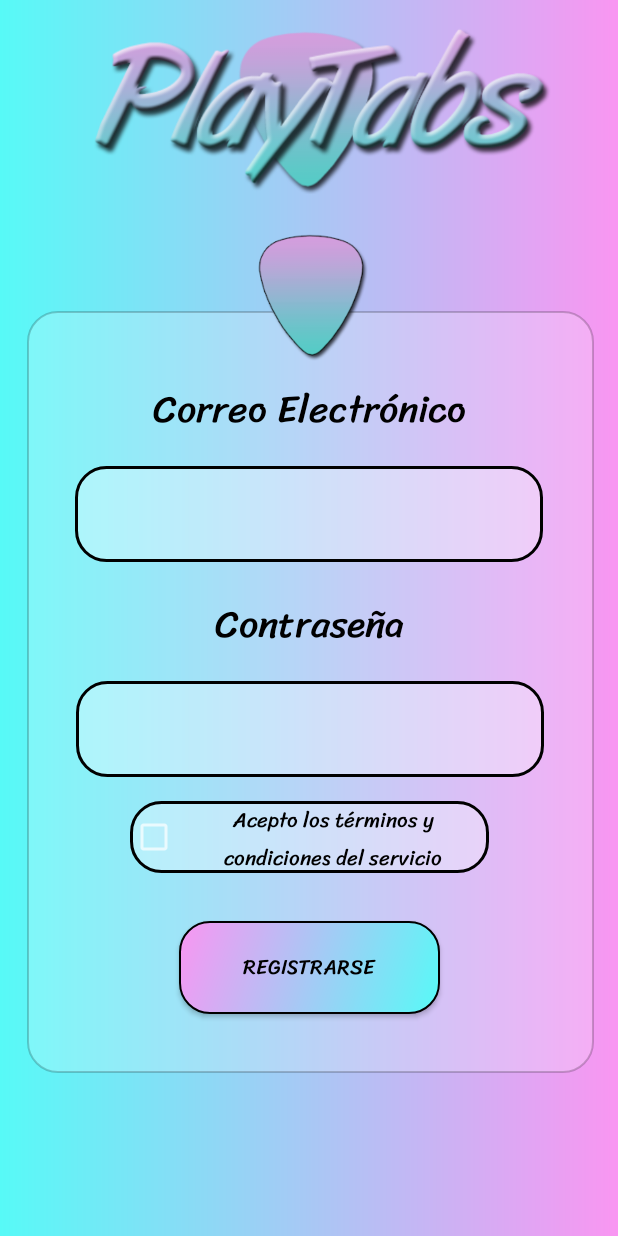
After one commit to JBetancur0/PlayTabs_TFG, an Android app: the registrarse_activity screen opened directly, with no data from a screen before it, on a phone screen of 412 x 824 dp. The commit adds this screen. Run offline under Robolectric (Android 15) with nearby library versions, the phone set to English and light mode, and no system bars; our stand-ins replace Firebase (no records; nobody signed in at launch, a user with empty details on screens opened directly); Roboto replaces fonts that are not available here.

Commit message:
Sistema de login y register creado

```diff
--- /dev/null
+++ b/app/src/main/java/com/juancho_dam/playtabs/registrarse_activity.java
@@ -0,0 +1,97 @@
+package com.juancho_dam.playtabs;
+
+import androidx.annotation.NonNull;
+import androidx.appcompat.app.AppCompatActivity;
+
+import android.content.Intent;
+import android.os.Bundle;
+import android.view.View;
+import android.widget.CheckBox;
+import android.widget.EditText;
+import android.widget.Toast;
+
+import com.google.android.gms.tasks.OnCompleteListener;
+import com.google.android.gms.tasks.Task;
+import com.google.firebase.auth.AuthResult;
+import com.google.firebase.auth.FirebaseAuth;
+import com.google.firebase.auth.FirebaseUser;
+
+public class registrarse_activity extends AppCompatActivity {
+
+    private FirebaseAuth mAuth;
+    private FirebaseUser currentUser;
+    private EditText input_email;
+    private EditText input_pass;
+    private CheckBox check_terms;
+
+
+    @Override
+    protected void onStart() {
+        super.onStart();
+        currentUser = mAuth.getCurrentUser();
+        if(currentUser != null){
+
+            currentUser.reload();
+
+        }
+    }
+
+    @Override
+    protected void onCreate(Bundle savedInstanceState) {
+        super.onCreate(savedInstanceState);
+        setContentView(R.layout.activity_registrarse);
+
+        input_email = findViewById(R.id.input_correoRegis);
+        input_pass = findViewById(R.id.input_passRegis);
+        check_terms = findViewById(R.id.check_terminosRegis);
+        mAuth = FirebaseAuth.getInstance();
+    }
+
+    public void registrarse(View view) {
+
+        String email = String.valueOf(input_email.getText());
+        String pass = String.valueOf(input_pass.getText());
+
+        if(email.isEmpty()){
+
+            input_email.setError("Escribe un correo");
+
+        }
+
+        else if(pass.isEmpty() || pass.length() <= 6){
+
+            input_pass.setError("Escribe una contraseña con 6 caracteres o más");
+
+        }
+
+        else if(!check_terms.isChecked()){
+
+            check_terms.setError("Tienes que aceptar los términos y condiciones");
+
+        }
+
+        else{
+
+            mAuth.createUserWithEmailAndPassword(email, pass)
+                    .addOnCompleteListener(this, new OnCompleteListener<AuthResult>() {
+                        @Override
+                        public void onComplete(@NonNull Task<AuthResult> task) {
+                            if (task.isSuccessful()) {
+                                // Sign in success, update UI with the signed-in user's information
+                                Toast.makeText(registrarse_activity.this, "Usuario registrado correctamente, Por favor, inicia sesión", Toast.LENGTH_LONG).show();
+                                Intent i = new Intent(registrarse_activity.this, iniciar_sesion_activity.class);
+                                startActivity(i);
+                                finish();
+//                            // updateUI(user);
+                            } else {
+                                // If sign in fails, display a message to the user.
+                                Toast.makeText(registrarse_activity.this, "Error al registrar el usuario, es posible que ya exista", Toast.LENGTH_SHORT).show();
+                                //  updateUI(null);
+                            }
+                        }
+                    });
+
+
+        }
+    }
+}
--- /dev/null
+++ b/app/src/main/res/drawable/input_background.xml
@@ -0,0 +1,7 @@
+<?xml version="1.0" encoding="utf-8"?>
+<shape xmlns:android="http://schemas.android.com/apk/res/android"
+    android:shape="rectangle">
+    <solid android:color="#50FCFDFD" ></solid>
+    <corners android:radius="20dp"/>
+    <stroke android:width="3px" android:color="#000000" />
+</shape>
--- /dev/null
+++ b/app/src/main/res/layout/activity_registrarse.xml
@@ -0,0 +1,143 @@
+<?xml version="1.0" encoding="utf-8"?>
+<androidx.constraintlayout.widget.ConstraintLayout xmlns:android="http://schemas.android.com/apk/res/android"
+    xmlns:app="http://schemas.android.com/apk/res-auto"
+    xmlns:tools="http://schemas.android.com/tools"
+    android:layout_width="match_parent"
+    android:layout_height="match_parent"
+    android:background="@drawable/gradient_main"
+    tools:context=".registrarse_activity">
+
+    <ImageView
+        android:id="@+id/img_regisLogo"
+        android:layout_width="331dp"
+        android:layout_height="119dp"
+        android:layout_marginStart="98dp"
+        android:layout_marginTop="16dp"
+        android:layout_marginEnd="98dp"
+        app:layout_constraintEnd_toEndOf="parent"
+        app:layout_constraintStart_toStartOf="parent"
+        app:layout_constraintTop_toTopOf="parent"
+        app:srcCompat="@drawable/logotabs1"
+        android:contentDescription="@string/img_regisLogo" />
+
+    <ImageView
+        android:id="@+id/img_regisBack"
+        android:layout_width="378dp"
+        android:layout_height="508dp"
+        android:layout_marginStart="95dp"
+        android:layout_marginTop="72dp"
+        android:layout_marginEnd="95dp"
+        android:alpha="0.2"
+        app:layout_constraintEnd_toEndOf="parent"
+        app:layout_constraintHorizontal_bias="0.496"
+        app:layout_constraintStart_toStartOf="parent"
+        app:layout_constraintTop_toBottomOf="@+id/img_regisLogo"
+        app:srcCompat="@drawable/login_background"
+        android:contentDescription="@string/img_regisBack" />
+
+    <ImageView
+        android:id="@+id/img_regisPick"
+        android:layout_width="111dp"
+        android:layout_height="90dp"
+        android:layout_marginTop="16dp"
+        app:layout_constraintEnd_toEndOf="parent"
+        app:layout_constraintStart_toStartOf="parent"
+        app:layout_constraintTop_toBottomOf="@+id/img_regisLogo"
+        app:srcCompat="@drawable/pick"
+        tools:ignore="ImageContrastCheck"
+        android:contentDescription="@string/img_regisPick" />
+
+    <TextView
+        android:id="@+id/txt_correoRegis"
+        android:layout_width="282dp"
+        android:layout_height="51dp"
+        android:layout_marginTop="112dp"
+        android:fontFamily="@font/sriracha"
+        android:gravity="center"
+        android:text="@string/txt_correo"
+        android:textColor="#000000"
+        android:textSize="25sp"
+        app:layout_constraintEnd_toEndOf="parent"
+        app:layout_constraintStart_toStartOf="parent"
+        app:layout_constraintTop_toBottomOf="@+id/img_regisLogo" />
+
+    <TextView
+        android:id="@+id/txt_passRegis"
+        android:layout_width="282dp"
+        android:layout_height="51dp"
+        android:layout_marginTop="16dp"
+        android:fontFamily="@font/sriracha"
+        android:gravity="center"
+        android:text="@string/txt_contraseña"
+        android:textColor="#000000"
+        android:textSize="25sp"
+        app:layout_constraintEnd_toEndOf="parent"
+        app:layout_constraintStart_toStartOf="parent"
+        app:layout_constraintTop_toBottomOf="@+id/input_correoRegis" />
+
+    <EditText
+        android:id="@+id/input_correoRegis"
+        android:layout_width="312dp"
+        android:layout_height="64dp"
+        android:layout_marginTop="12dp"
+        android:autofillHints=""
+        android:background="@drawable/input_background"
+        android:ems="10"
+        android:fontFamily="@font/sriracha"
+        android:inputType="textPersonName"
+        android:paddingStart="5dp"
+        android:paddingEnd="5dp"
+        android:textColor="#000000"
+        app:layout_constraintEnd_toEndOf="parent"
+        app:layout_constraintStart_toStartOf="parent"
+        app:layout_constraintTop_toBottomOf="@+id/txt_correoRegis"
+        tools:ignore="SpeakableTextPresentCheck" />
+
+    <EditText
+        android:id="@+id/input_passRegis"
+        android:layout_width="312dp"
+        android:layout_height="64dp"
+        android:layout_marginTop="12dp"
+        android:background="@drawable/input_background"
+        android:ems="10"
+        android:fontFamily="@font/sriracha"
+        android:importantForAutofill="no"
+        android:inputType="textPersonName"
+        android:paddingStart="5dp"
+        android:paddingEnd="5dp"
+        android:textColor="#000000"
+        app:layout_constraintEnd_toEndOf="parent"
+        app:layout_constraintHorizontal_bias="0.505"
+        app:layout_constraintStart_toStartOf="parent"
+        app:layout_constraintTop_toBottomOf="@+id/txt_passRegis"
+        tools:ignore="SpeakableTextPresentCheck" />
+
+    <CheckBox
+        android:id="@+id/check_terminosRegis"
+        android:layout_width="239dp"
+        android:layout_height="48dp"
+        android:layout_marginTop="16dp"
+        android:background="@drawable/input_background"
+        android:fontFamily="@font/sriracha"
+        android:gravity="center"
+        android:text="@string/txt_terminos"
+        android:textColor="#000000"
+        app:layout_constraintEnd_toEndOf="parent"
+        app:layout_constraintStart_toStartOf="parent"
+        app:layout_constraintTop_toBottomOf="@+id/input_passRegis" />
+
+    <Button
+        android:id="@+id/btn_registrarse"
+        android:layout_width="174dp"
+        android:layout_height="62dp"
+        android:layout_marginTop="32dp"
+        android:background="@drawable/button_radius"
+        android:fontFamily="@font/sriracha"
+        android:onClick="registrarse"
+        android:text="@string/btn_iniciarRegister"
+        android:textColor="#000000"
+        app:layout_constraintEnd_toEndOf="parent"
+        app:layout_constraintStart_toStartOf="parent"
+        app:layout_constraintTop_toBottomOf="@+id/check_terminosRegis" />
+
+</androidx.constraintlayout.widget.ConstraintLayout>
--- a/app/src/main/res/values/strings.xml
+++ b/app/src/main/res/values/strings.xml
@@ -5,4 +5,13 @@
     <string name="img_mainPick">pick</string>
     <string name="img_loginBack">login background</string>
     <string name="img_mainLogo">main loogo</string>
+    <string name="txt_correo">Correo Electrónico</string>
+    <string name="txt_contraseña">Contraseña</string>
+    <string name="img_iniciarLogo">logo iniciar</string>
+    <string name="img_pickIniciar">pick iniciar</string>
+    <string name="img_iniciarBack">back iniciar</string>
+    <string name="txt_terminos">Acepto los términos y condiciones del servicio</string>
+    <string name="img_regisLogo">regis logo</string>
+    <string name="img_regisPick">regis pick</string>
+    <string name="img_regisBack">regis back</string>
 </resources>
```
Also changed, not shown: app/src/main/AndroidManifest.xml (+15 -0 lines), app/src/main/java/com/juancho_dam/playtabs/MainActivity.java (+13 -9 lines), app/src/main/java/com/juancho_dam/playtabs/iniciar_sesion_activity.java (added, +92 -0 lines), app/src/main/res/layout/activity_iniciar_sesion.xml (added, +126 -0 lines), app/src/main/res/layout/activity_main.xml (+7 -9 lines).
